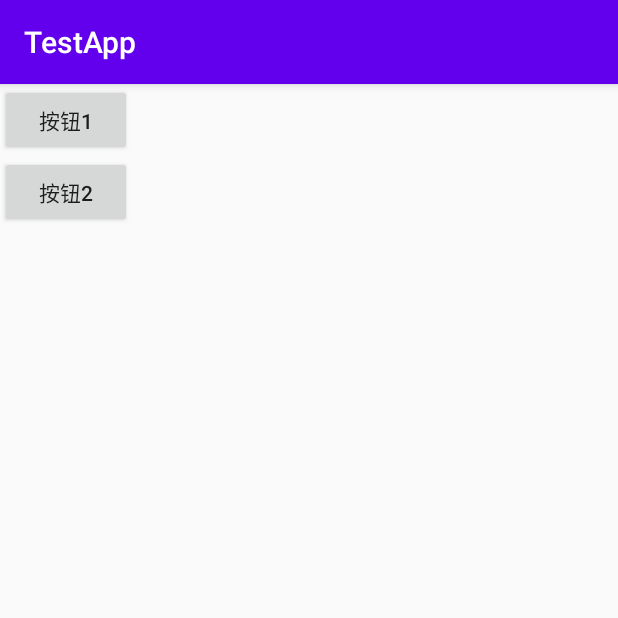
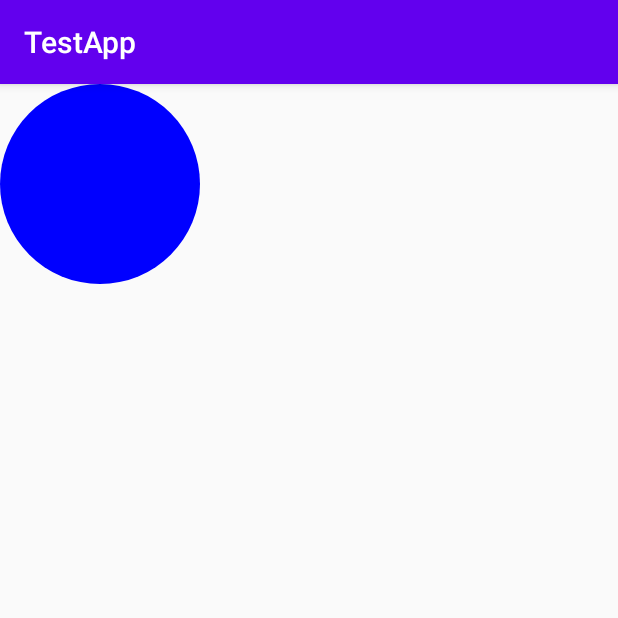
Before and after one commit to Yin-jc/TestApp, an Android app: the screen it shows after launch (MainActivity), on a phone screen of 412 x 824 dp, the top half of it. Run offline under Robolectric (Android 15) with nearby library versions, the phone set to English and light mode, and no system bars.

Commit message:
Learn 事件分发

```diff
--- a/appJ/src/main/java/com/example/appj/MainActivity.java
+++ b/appJ/src/main/java/com/example/appj/MainActivity.java
@@ -19,13 +19,16 @@ public class MainActivity extends AppCompatActivity {
     Button button1,button2;
     ViewGroup myLayout;
 
+    private ViewGroup mVGTest;
+    private View mVTest;
+
     @SuppressLint("ClickableViewAccessibility")
     @Override
     public void onCreate(Bundle savedInstanceState) {
         super.onCreate(savedInstanceState);
         setContentView(R.layout.activity_main);
 
-        button1 = findViewById(R.id.button1);
+        /*button1 = findViewById(R.id.button1);
         button2 = findViewById(R.id.button2);
         myLayout = (LinearLayout) findViewById(R.id.my_layout);
 
@@ -46,7 +49,22 @@ public class MainActivity extends AppCompatActivity {
         button2.setOnTouchListener((v, event) -> {
             Log.d("TAG", "button2执行了onTouch(), 动作是:" + event.getAction());
             return true;
-        });
+        });*/
+
+        mVGTest = findViewById(R.id.vg_test);
+        mVTest = findViewById(R.id.v_test);
 
     }
+
+    @Override
+    public boolean dispatchTouchEvent(MotionEvent ev) {
+        Log.e("TestActivity", "dispatchTouchEvent: " + ev.toString());
+        return super.dispatchTouchEvent(ev);
+    }
+
+    @Override
+    public boolean onTouchEvent(MotionEvent event) {
+        Log.e("TestActivity", "onTouchEvent: " + event.toString());
+        return super.onTouchEvent(event);
+    }
 }
--- /dev/null
+++ b/appJ/src/main/java/com/example/appj/TestView.java
@@ -0,0 +1,53 @@
+package com.example.appj;
+
+import android.content.Context;
+import android.graphics.Canvas;
+import android.graphics.Color;
+import android.graphics.Paint;
+import android.util.AttributeSet;
+import android.util.Log;
+import android.view.MotionEvent;
+import android.view.View;
+
+import androidx.annotation.Nullable;
+
+public class TestView extends View {
+
+    private Paint mPaint;
+
+    public TestView(Context context) {
+        this(context, null, 0);
+    }
+
+    public TestView(Context context, @Nullable AttributeSet attrs) {
+        this(context, attrs, 0);
+    }
+
+    public TestView(Context context, @Nullable AttributeSet attrs, int defStyleAttr) {
+        super(context, attrs, defStyleAttr);
+        mPaint = new Paint();
+        mPaint.setColor(Color.BLUE);
+        mPaint.setStyle(Paint.Style.FILL);
+        mPaint.setAntiAlias(true);
+    }
+
+    @Override
+    protected void onDraw(Canvas canvas) {
+        canvas.drawCircle(100, 100, 100, mPaint);
+    }
+
+    @Override
+    public boolean dispatchTouchEvent(MotionEvent event) {
+        Log.e("TestView", "dispatchTouchEvent: " + event.toString());
+//        return super.dispatchTouchEvent(event);
+        return true;
+//        return false;
+    }
+
+    @Override
+    public boolean onTouchEvent(MotionEvent event) {
+        Log.e("TestView", "onTouchEvent: " + event.toString());
+        return super.onTouchEvent(event);
+//        return true;
+    }
+}
--- a/appJ/src/main/res/layout/activity_main.xml
+++ b/appJ/src/main/res/layout/activity_main.xml
@@ -6,16 +6,16 @@
     android:focusableInTouchMode="true"
     android:orientation="vertical">
 
-    <Button
-        android:id="@+id/button1"
-        android:layout_width="wrap_content"
-        android:layout_height="wrap_content"
-        android:text="按钮1" />
+    <com.example.appj.TestViewGroup
+        android:id="@+id/vg_test"
+        android:layout_width="match_parent"
+        android:layout_height="match_parent">
 
-    <Button
-        android:id="@+id/button2"
-        android:layout_width="wrap_content"
-        android:layout_height="wrap_content"
-        android:text="按钮2" />
+        <com.example.appj.TestView
+            android:id="@+id/v_test"
+            android:layout_width="wrap_content"
+            android:layout_height="wrap_content"/>
+
+    </com.example.appj.TestViewGroup>
 
 </LinearLayout>
```
Also changed, not shown: appJ/src/main/java/com/example/appj/TestViewGroup.java (added, +45 -0 lines).
